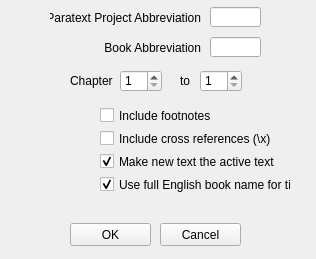
rmlockwood/FLExTrans, file ParatextChapSelectionDlg.ui: the form before one commit.
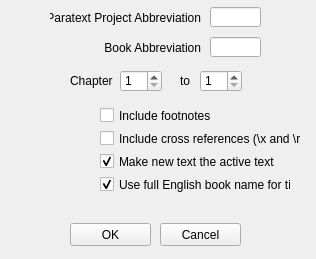
The form after the commit.

The edit to the form file:
```diff
--- a/ParatextChapSelectionDlg.ui
+++ b/ParatextChapSelectionDlg.ui
@@ -217,7 +217,7 @@
      </rect>
     </property>
     <property name="text">
-     <string>Include cross references (\x)</string>
+     <string>Include cross references (\x and \r)</string>
     </property>
    </widget>
   </widget>
```
